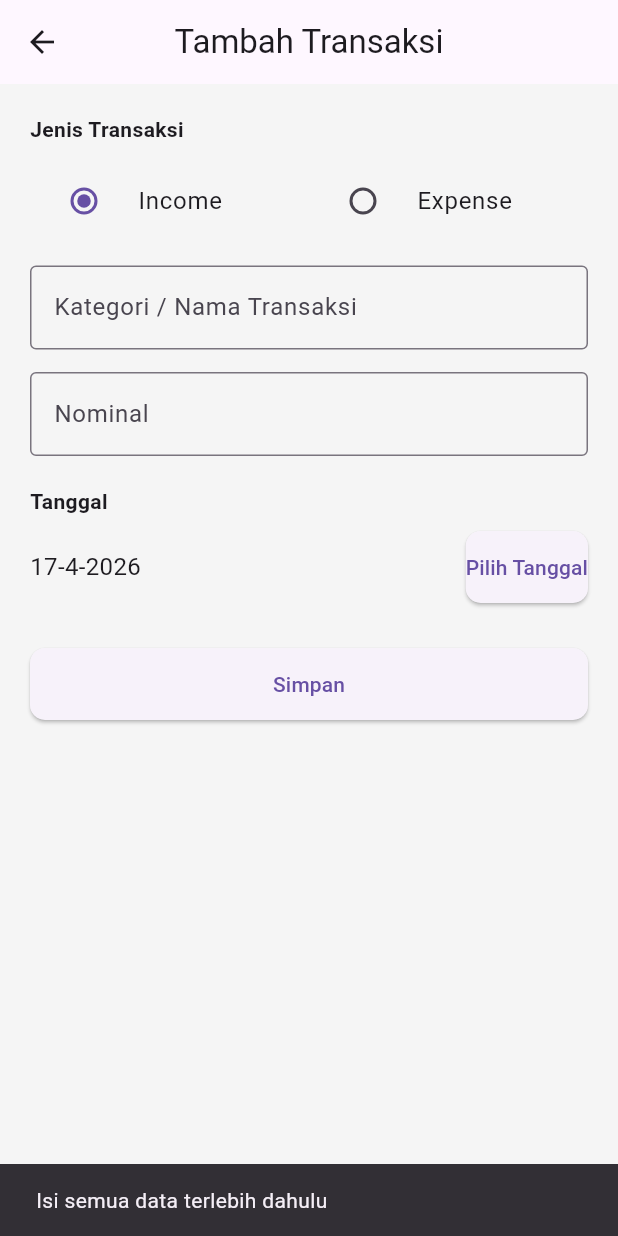
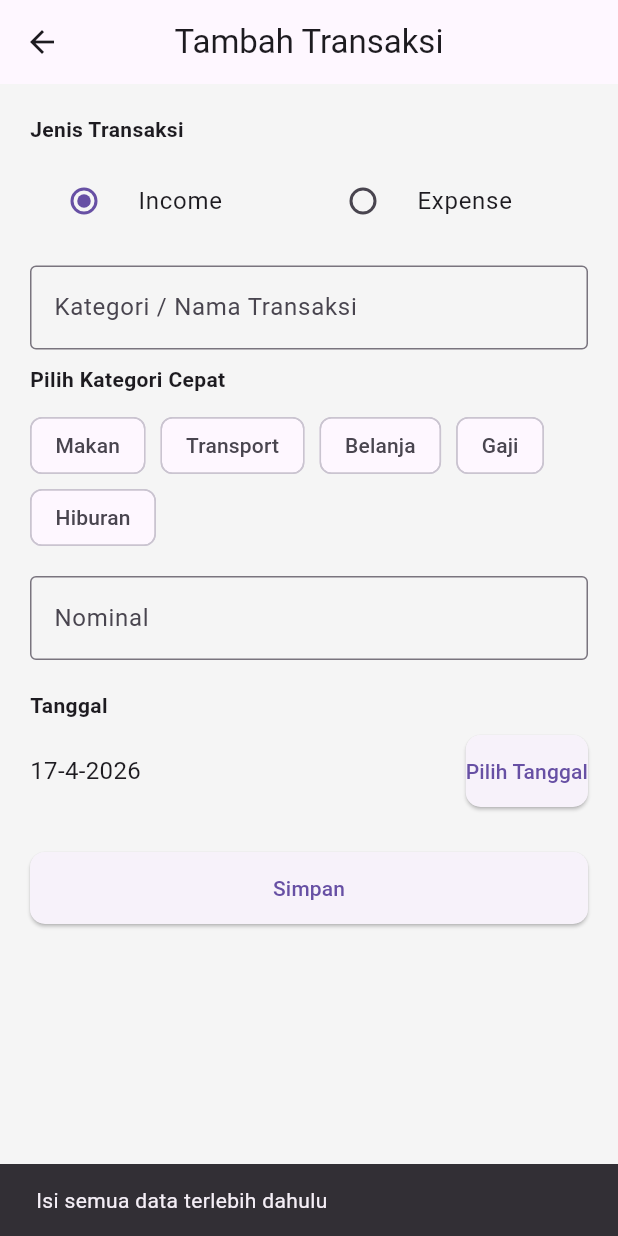
Before and after one commit to InsanNiaCahayaPutri/Implementasi-Wireframe-Part1, a Flutter app: the AddTransactionScreen screen opened directly, after a tap on "Simpan", on a phone screen of 412 x 824 dp. Run offline on Flutter 3.47's test engine with Material 3 defaults, Android fonts, the phone set to English and light mode, and no system bars.

Commit message:
menambah elemen dibagian kategori addtransaction

```diff
--- a/money_tracker_insan/lib/screens/add_transaction_screen.dart
+++ b/money_tracker_insan/lib/screens/add_transaction_screen.dart
@@ -1,4 +1,5 @@
 import 'package:flutter/material.dart';
+import 'package:flutter/services.dart'; // TAMBAHAN
 import '../models/transaction.dart';
 import '../services/transaction_service.dart';
 
@@ -15,6 +16,16 @@ class _AddTransactionScreenState extends State<AddTransactionScreen> {
 
   bool isIncome = true;
   DateTime selectedDate = DateTime.now();
+
+  // TAMBAHAN KATEGORI
+  String selectedCategory = "";
+  final List<String> categories = [
+    "Makan",
+    "Transport",
+    "Belanja",
+    "Gaji",
+    "Hiburan",
+  ];
 
   Future<void> pickDate(BuildContext context) async {
     final DateTime? picked = await showDatePicker(
@@ -82,6 +93,7 @@ class _AddTransactionScreenState extends State<AddTransactionScreen> {
 
               const SizedBox(height: 15),
 
+              // TEXTFIELD LAMA (TIDAK DIHAPUS)
               TextField(
                 controller: title,
                 decoration: const InputDecoration(
@@ -89,12 +101,46 @@ class _AddTransactionScreenState extends State<AddTransactionScreen> {
                 ),
               ),
 
+              // TAMBAHAN KATEGORI
+              const SizedBox(height: 10),
+
+              const Text(
+                "Pilih Kategori Cepat",
+                style: TextStyle(fontWeight: FontWeight.bold),
+              ),
+
+              const SizedBox(height: 10),
+
+              Wrap(
+                spacing: 10,
+                children: categories.map((category) {
+                  final isSelected = selectedCategory == category;
+
+                  return ChoiceChip(
+                    label: Text(category),
+                    selected: isSelected,
+                    onSelected: (_) {
+                      setState(() {
+                        selectedCategory = category;
+                        title.text = category; // isi otomatis
+                      });
+                    },
+                    selectedColor: Colors.green,
+                  );
+                }).toList(),
+              ),
+
               const SizedBox(height: 15),
 
+              // NOMINAL (DITAMBAH FORMAT)
               TextField(
                 controller: amount,
                 keyboardType: TextInputType.number,
-                decoration: const InputDecoration(labelText: "Nominal"),
+                inputFormatters: [FilteringTextInputFormatter.digitsOnly],
+                decoration: const InputDecoration(
+                  labelText: "Nominal",
+                  prefixText: "Rp ",
+                ),
               ),
 
               const SizedBox(height: 20),
@@ -147,7 +193,7 @@ class _AddTransactionScreenState extends State<AddTransactionScreen> {
 
                     TransactionService.instance.addTransaction(newTransaction);
 
-                    Navigator.pop(context, true); // kirim sinyal ke dashboard
+                    Navigator.pop(context, true);
                   },
                   child: const Text("Simpan"),
                 ),
```
Also changed, not shown: money_tracker_insan/lib/screens/dashboard_screen.dart (+3 -9 lines).
